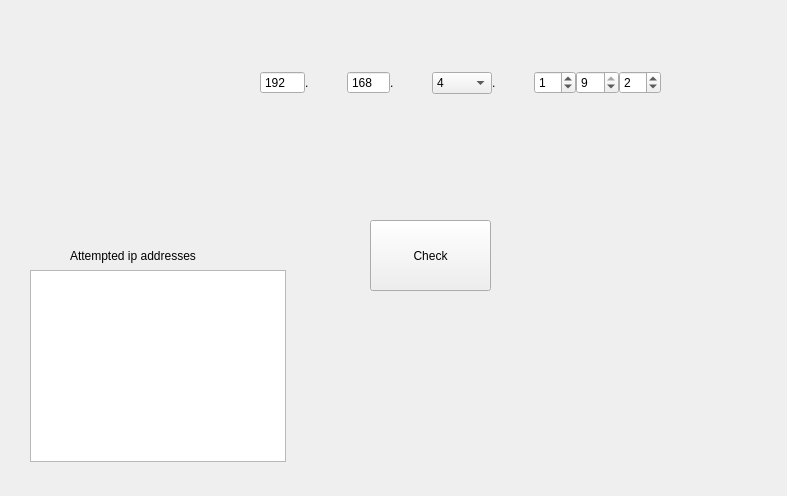
First picture: the form in Python/IPGui.ui, repository AutomaticBirdPhotography/PanTilt_v2, before the edit.
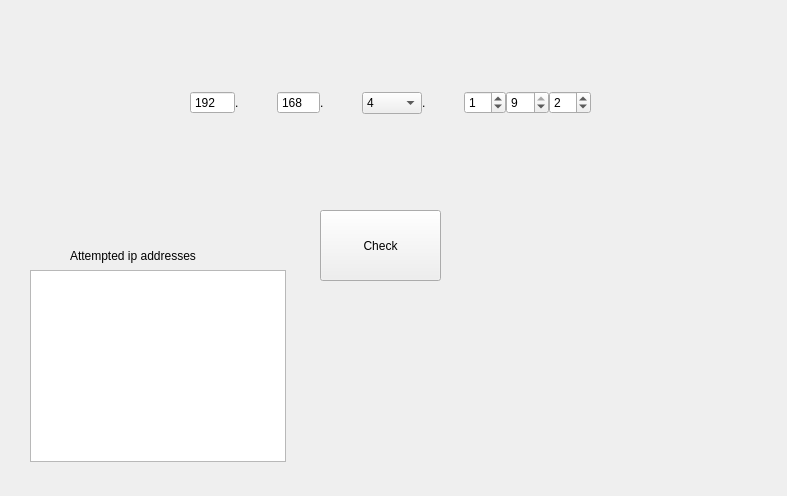
Second picture: the form after the edit.

What changed in the file:
```diff
--- a/Python/IPGui.ui
+++ b/Python/IPGui.ui
@@ -19,8 +19,8 @@
   <widget class="QWidget" name="layoutWidget">
    <property name="geometry">
     <rect>
-     <x>260</x>
-     <y>60</y>
+     <x>190</x>
+     <y>80</y>
      <width>401</width>
      <height>46</height>
     </rect>
@@ -179,8 +179,8 @@
   <widget class="QPushButton" name="checkButton">
    <property name="geometry">
     <rect>
-     <x>370</x>
-     <y>220</y>
+     <x>320</x>
+     <y>210</y>
      <width>121</width>
      <height>71</height>
     </rect>
```
